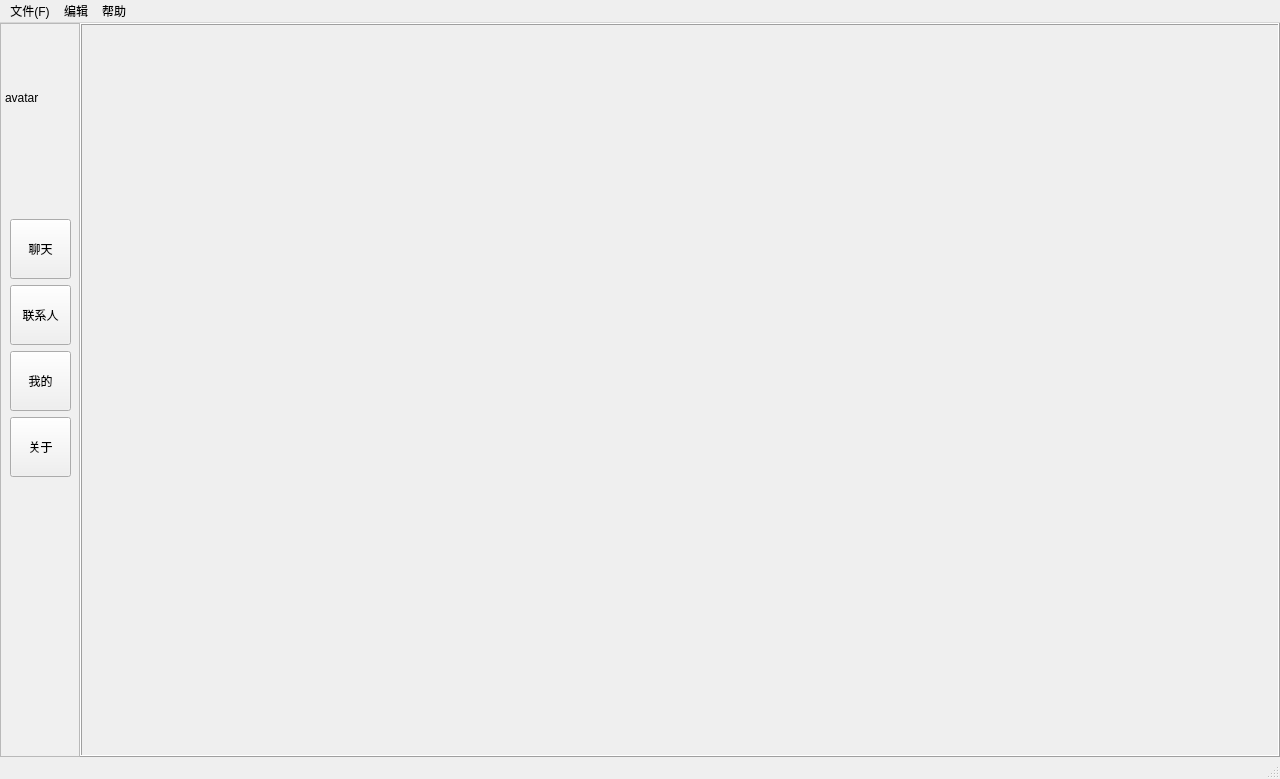
Qt form app/Ui/mainwindow.ui (LC044/WeChatMsg) before a commit.
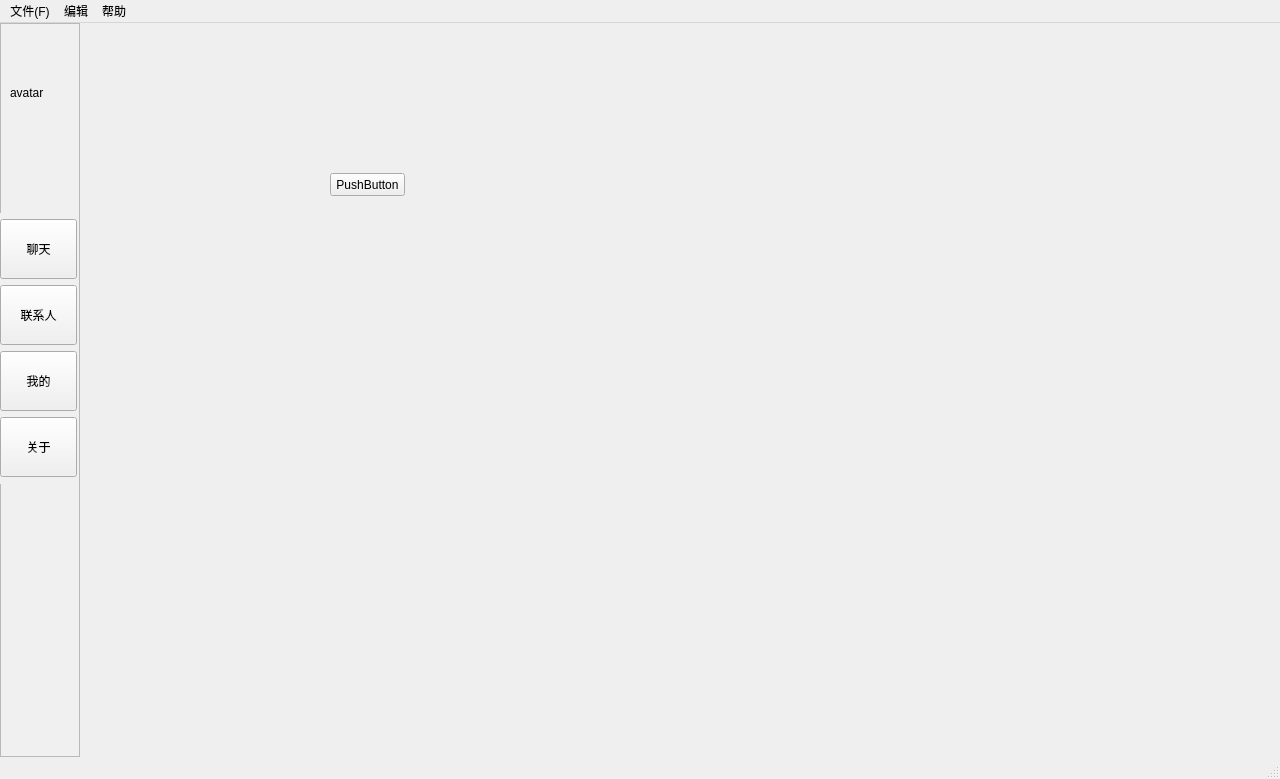
The same form after that commit.

Commit message: 用stackedWidget实现导航栏

```diff
--- a/app/Ui/mainwindow.ui
+++ b/app/Ui/mainwindow.ui
@@ -56,9 +56,9 @@
                         <widget class="QWidget" name="verticalLayoutWidget">
                             <property name="geometry">
                                 <rect>
-                                    <x>10</x>
+                                    <x>0</x>
                                     <y>190</y>
-                                    <width>61</width>
+                                    <width>77</width>
                                     <height>271</height>
                                 </rect>
                             </property>
@@ -143,10 +143,10 @@
                         <widget class="QLabel" name="myavatar">
                             <property name="geometry">
                                 <rect>
-                                    <x>5</x>
+                                    <x>10</x>
                                     <y>40</y>
-                                    <width>70</width>
-                                    <height>70</height>
+                                    <width>60</width>
+                                    <height>60</height>
                                 </rect>
                             </property>
                             <property name="text">
@@ -156,22 +156,39 @@
                     </widget>
                 </item>
                 <item>
-                    <widget class="QFrame" name="frame_main">
-                        <property name="minimumSize">
-                            <size>
-                                <width>1120</width>
-                                <height>720</height>
-                            </size>
-                        </property>
-                        <property name="layoutDirection">
-                            <enum>Qt::LeftToRight</enum>
-                        </property>
-                        <property name="frameShape">
-                            <enum>QFrame::Box</enum>
-                        </property>
-                        <property name="frameShadow">
-                            <enum>QFrame::Raised</enum>
-                        </property>
+                    <widget class="QStackedWidget" name="stackedWidget">
+                        <widget class="QWidget" name="page_chat">
+                            <widget class="QPushButton" name="pushButton">
+                                <property name="geometry">
+                                    <rect>
+                                        <x>250</x>
+                                        <y>150</y>
+                                        <width>75</width>
+                                        <height>23</height>
+                                    </rect>
+                                </property>
+                                <property name="text">
+                                    <string>PushButton</string>
+                                </property>
+                            </widget>
+                        </widget>
+                        <widget class="QWidget" name="page_contact">
+                            <widget class="QToolButton" name="toolButton">
+                                <property name="geometry">
+                                    <rect>
+                                        <x>340</x>
+                                        <y>250</y>
+                                        <width>37</width>
+                                        <height>18</height>
+                                    </rect>
+                                </property>
+                                <property name="text">
+                                    <string>...</string>
+                                </property>
+                            </widget>
+                        </widget>
+                        <widget class="QWidget" name="page_myinfo"/>
+                        <widget class="QWidget" name="page_2"/>
                     </widget>
                 </item>
             </layout>
```
The commit also changes 4 other files.
